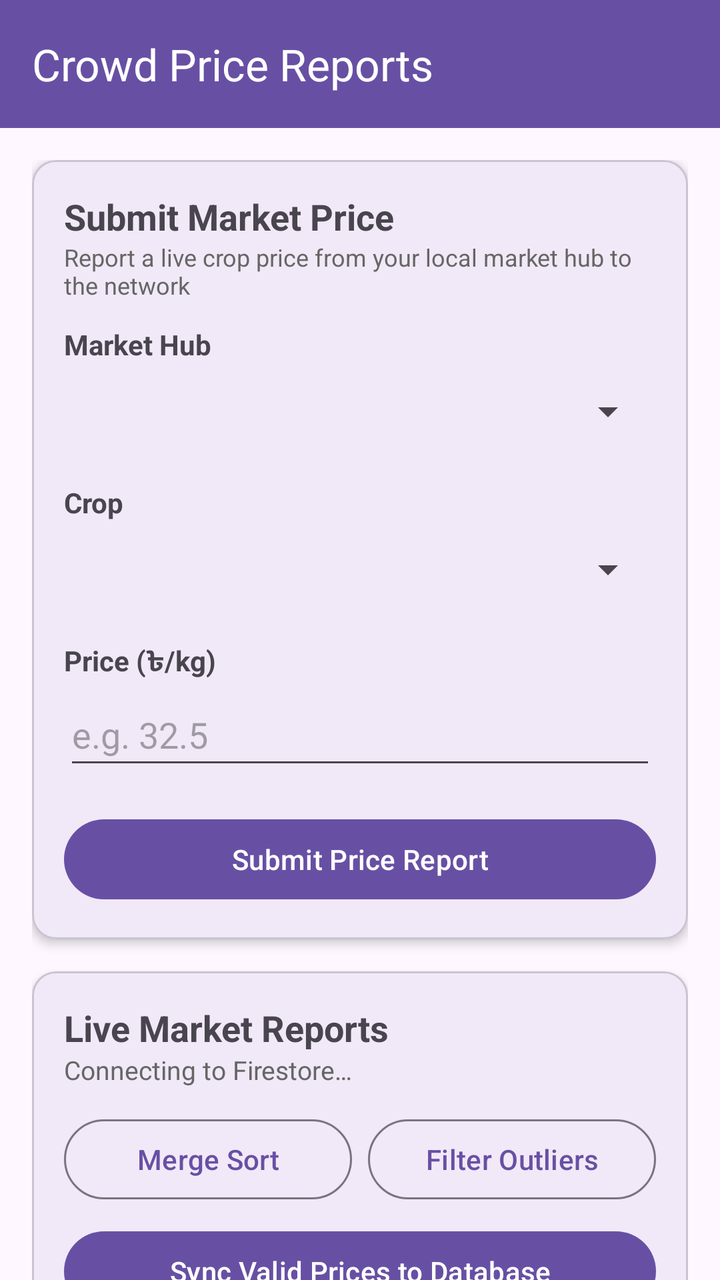
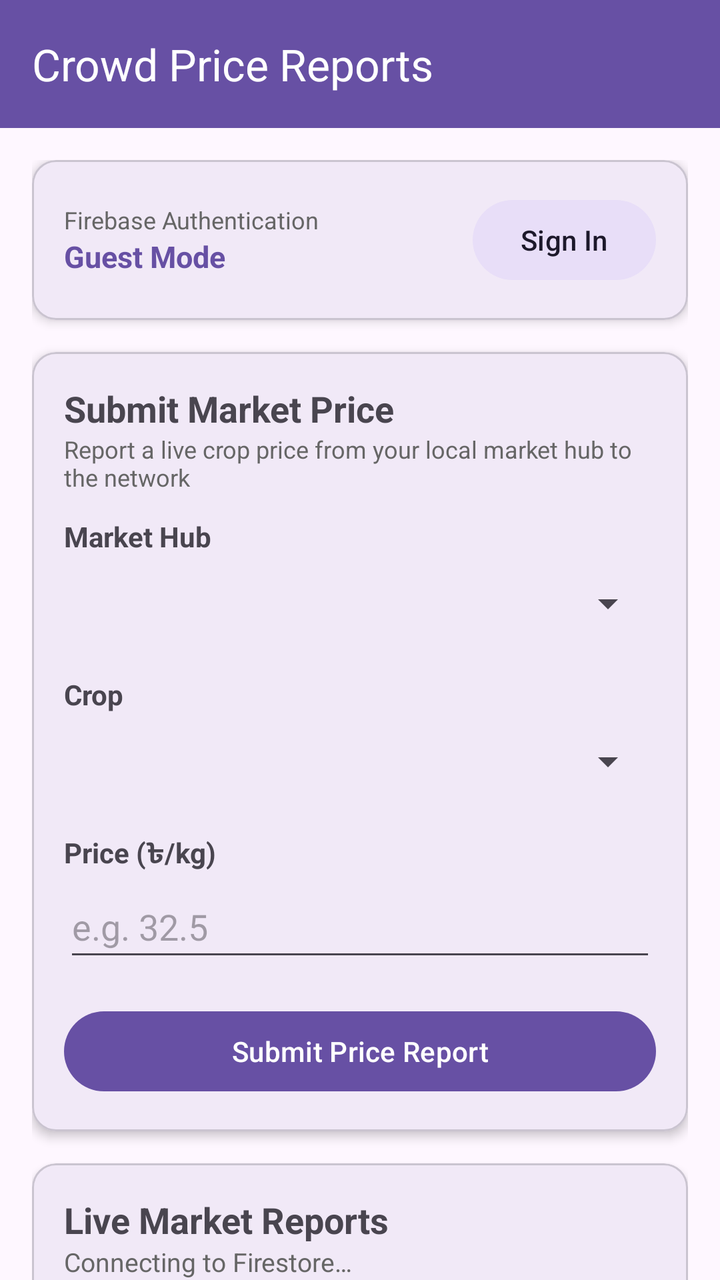

Before-and-after screenshots of an Android layout around one commit, followed by the original layout XML and the change that was made.
<!-- AndroidManifest.xml: application theme Theme.KrishiChain -->
<!-- res/layout/activity_reports.xml -->
<?xml version="1.0" encoding="utf-8"?>
<LinearLayout xmlns:android="http://schemas.android.com/apk/res/android"
    xmlns:app="http://schemas.android.com/apk/res-auto"
    android:layout_width="match_parent"
    android:layout_height="match_parent"
    android:orientation="vertical">

    <com.google.android.material.appbar.MaterialToolbar
        android:id="@+id/toolbar"
        android:layout_width="match_parent"
        android:layout_height="?attr/actionBarSize"
        android:background="?attr/colorPrimary"
        app:title="@string/title_reports"
        app:titleTextColor="?attr/colorOnPrimary" />

    <androidx.core.widget.NestedScrollView
        android:layout_width="match_parent"
        android:layout_height="match_parent"
        android:fillViewport="true">

        <LinearLayout
            android:layout_width="match_parent"
            android:layout_height="wrap_content"
            android:orientation="vertical"
            android:padding="16dp">

            
            <com.google.android.material.card.MaterialCardView
                android:layout_width="match_parent"
                android:layout_height="wrap_content"
                android:layout_marginBottom="16dp"
                app:cardCornerRadius="12dp"
                app:cardElevation="3dp">

                <LinearLayout
                    android:layout_width="match_parent"
                    android:layout_height="wrap_content"
                    android:orientation="vertical"
                    android:padding="16dp">

                    <TextView
                        android:layout_width="match_parent"
                        android:layout_height="wrap_content"
                        android:text="@string/report_submit_heading"
                        android:textSize="18sp"
                        android:textStyle="bold" />

                    <TextView
                        android:layout_width="match_parent"
                        android:layout_height="wrap_content"
                        android:layout_marginBottom="12dp"
                        android:text="@string/report_submit_sub"
                        android:textColor="#666666"
                        android:textSize="12sp" />

                    <TextView
                        android:layout_width="match_parent"
                        android:layout_height="wrap_content"
                        android:text="@string/label_market_hub"
                        android:textStyle="bold" />

                    <Spinner
                        android:id="@+id/spinnerMarket"
                        android:layout_width="match_parent"
                        android:layout_height="wrap_content"
                        android:layout_marginBottom="12dp"
                        android:minHeight="48dp" />

                    <TextView
                        android:layout_width="match_parent"
                        android:layout_height="wrap_content"
                        android:text="@string/label_crop"
                        android:textStyle="bold" />

                    <Spinner
                        android:id="@+id/spinnerCrop"
                        android:layout_width="match_parent"
                        android:layout_height="wrap_content"
                        android:layout_marginBottom="12dp"
                        android:minHeight="48dp" />

                    <TextView
                        android:layout_width="match_parent"
                        android:layout_height="wrap_content"
                        android:text="@string/label_price_bdt"
                        android:textStyle="bold" />

                    <EditText
                        android:id="@+id/editPrice"
                        android:layout_width="match_parent"
                        android:layout_height="wrap_content"
                        android:layout_marginBottom="16dp"
                        android:hint="@string/hint_price"
                        android:importantForAutofill="no"
                        android:inputType="numberDecimal"
                        android:minHeight="48dp" />

                    <Button
                        android:id="@+id/buttonSubmit"
                        android:layout_width="match_parent"
                        android:layout_height="wrap_content"
                        android:minHeight="48dp"
                        android:text="@string/button_submit_report" />

                </LinearLayout>
            </com.google.android.material.card.MaterialCardView>

            
            <com.google.android.material.card.MaterialCardView
                android:layout_width="match_parent"
                android:layout_height="wrap_content"
                app:cardCornerRadius="12dp"
                app:cardElevation="3dp">

                <LinearLayout
                    android:layout_width="match_parent"
                    android:layout_height="wrap_content"
                    android:orientation="vertical"
                    android:padding="16dp">

                    <TextView
                        android:layout_width="match_parent"
                        android:layout_height="wrap_content"
                        android:text="@string/report_stream_heading"
                        android:textSize="18sp"
                        android:textStyle="bold" />

                    <TextView
                        android:id="@+id/textReportCount"
                        android:layout_width="match_parent"
                        android:layout_height="wrap_content"
                        android:layout_marginBottom="12dp"
                        android:text="@string/reports_loading"
                        android:textColor="#666666"
                        android:textSize="13sp" />

                    <LinearLayout
                        android:layout_width="match_parent"
                        android:layout_height="wrap_content"
                        android:layout_marginBottom="8dp"
                        android:orientation="horizontal">

                        <Button
                            android:id="@+id/buttonSort"
                            style="@style/Widget.Material3.Button.OutlinedButton"
                            android:layout_width="0dp"
                            android:layout_height="wrap_content"
                            android:layout_marginEnd="4dp"
                            android:layout_weight="1"
                            android:text="@string/button_mergesort" />

                        <Button
                            android:id="@+id/buttonFilterOutliers"
                            style="@style/Widget.Material3.Button.OutlinedButton"
                            android:layout_width="0dp"
                            android:layout_height="wrap_content"
                            android:layout_marginStart="4dp"
                            android:layout_weight="1"
                            android:text="@string/button_outlier_filter" />
                    </LinearLayout>

                    <Button
                        android:id="@+id/buttonSyncToDb"
                        android:layout_width="match_parent"
                        android:layout_height="wrap_content"
                        android:layout_marginBottom="12dp"
                        android:text="@string/button_apply_prices_to_db" />

                    <androidx.recyclerview.widget.RecyclerView
                        android:id="@+id/recyclerReports"
                        android:layout_width="match_parent"
                        android:layout_height="wrap_content"
                        android:nestedScrollingEnabled="false" />

                </LinearLayout>
            </com.google.android.material.card.MaterialCardView>

        </LinearLayout>
    </androidx.core.widget.NestedScrollView>
</LinearLayout>
<!-- resources referenced by this layout -->
<resources>
  <string name="button_apply_prices_to_db">Sync Valid Prices to Database</string>
  <string name="button_mergesort">Merge Sort</string>
  <string name="button_outlier_filter">Filter Outliers</string>
  <string name="button_submit_report">Submit Price Report</string>
  <string name="hint_price">e.g. 32.5</string>
  <string name="label_crop">Crop</string>
  <string name="label_market_hub">Market Hub</string>
  <string name="label_price_bdt">Price (৳/kg)</string>
  <string name="report_stream_heading">Live Market Reports</string>
  <string name="report_submit_heading">Submit Market Price</string>
  <string name="report_submit_sub">Report a live crop price from your local market hub to the network</string>
  <string name="reports_loading">Connecting to Firestore…</string>
  <string name="title_reports">Crowd Price Reports</string>
  <style name="Theme.KrishiChain" parent="Base.Theme.KrishiChain" />
  <style name="Base.Theme.KrishiChain" parent="Theme.Material3.DayNight.NoActionBar">
          
          
      </style>
</resources>

<!-- the commit's change to res/layout/activity_reports.xml (unified diff, before → after) -->
@@ -26,6 +26,54 @@
 
             
             <com.google.android.material.card.MaterialCardView
+                android:id="@+id/cardAuth"
+                android:layout_width="match_parent"
+                android:layout_height="wrap_content"
+                android:layout_marginBottom="16dp"
+                app:cardCornerRadius="12dp"
+                app:cardElevation="3dp">
+
+                <LinearLayout
+                    android:layout_width="match_parent"
+                    android:layout_height="wrap_content"
+                    android:orientation="horizontal"
+                    android:gravity="center_vertical"
+                    android:padding="16dp">
+
+                    <LinearLayout
+                        android:layout_width="0dp"
+                        android:layout_height="wrap_content"
+                        android:layout_weight="1"
+                        android:orientation="vertical">
+
+                        <TextView
+                            android:layout_width="wrap_content"
+                            android:layout_height="wrap_content"
+                            android:text="Firebase Authentication"
+                            android:textSize="12sp"
+                            android:textColor="#666666" />
+
+                        <TextView
+                            android:id="@+id/textAuthUser"
+                            android:layout_width="wrap_content"
+                            android:layout_height="wrap_content"
+                            android:text="Guest Mode"
+                            android:textSize="15sp"
+                            android:textStyle="bold"
+                            android:textColor="?attr/colorPrimary" />
+                    </LinearLayout>
+
+                    <Button
+                        android:id="@+id/buttonManageAuth"
+                        style="@style/Widget.Material3.Button.TonalButton"
+                        android:layout_width="wrap_content"
+                        android:layout_height="wrap_content"
+                        android:text="Sign In" />
+                </LinearLayout>
+            </com.google.android.material.card.MaterialCardView>
+
+            
+            <com.google.android.material.card.MaterialCardView
                 android:layout_width="match_parent"
                 android:layout_height="wrap_content"
                 android:layout_marginBottom="16dp"
